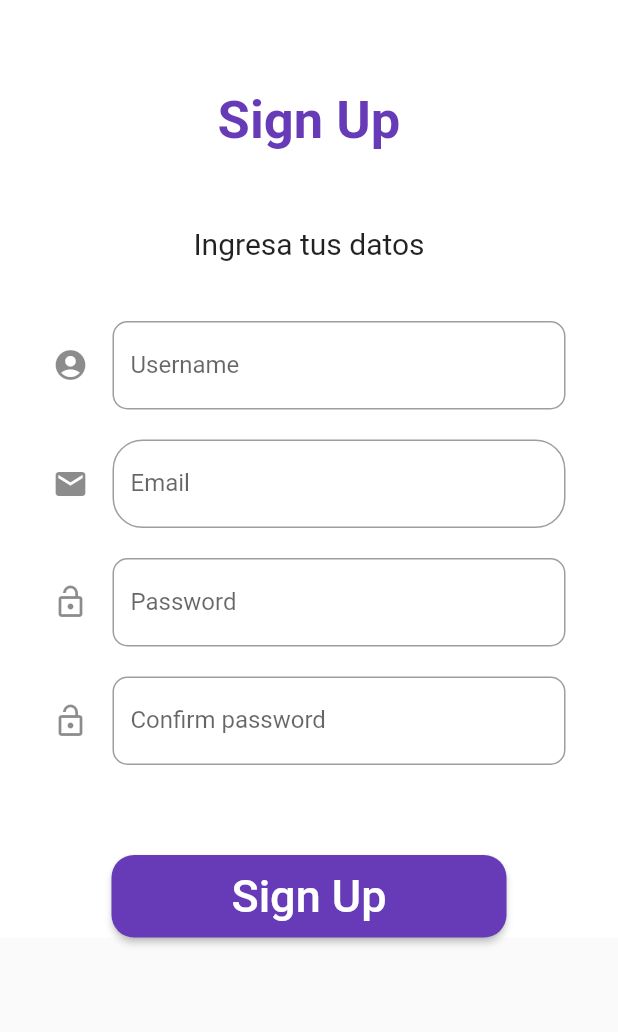
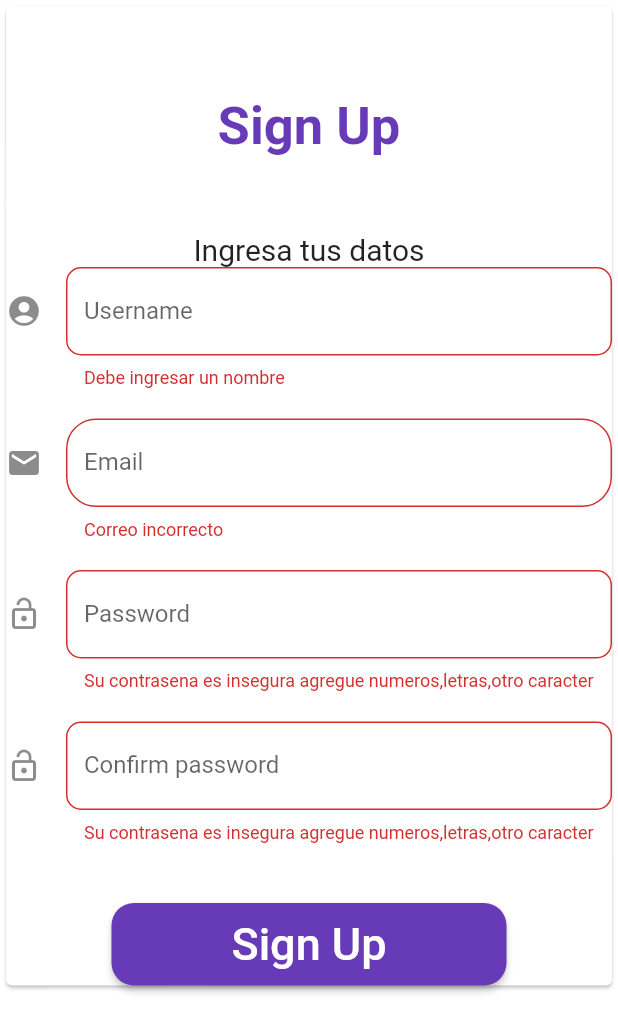
Before and after one commit to JonathanMartinez10/English-eKids, a Flutter app: the SignUpPage screen opened by its route, after a tap on "Sign Up", on a phone screen of 412 x 824 dp. Shown: the top 1032 px of the screen. Run offline on Flutter 3.47's test engine with Material 2 defaults, Android fonts, the phone set to English and light mode, and no system bars; our stand-ins replace sqflite; missing offline and left inert: dart:html; accounts and stored records are empty.

Commit message:
Se agrego codigo para validar los formularios

```diff
--- a/lib/main.dart
+++ b/lib/main.dart
@@ -15,8 +15,8 @@ class MyApp extends StatelessWidget {
       initialRoute: 'welcome_page',
       routes:{
         'welcome_page' : ( _ ) => const WelcomePage(),
-        'login_page'   : ( _ ) => const LoginPage(),
-        'signup_page'  : ( _ ) => const SignUpPage(),
+        'login_page'   : ( _ ) => LoginPage(),
+        'signup_page'  : ( _ ) => SignUpPage(),
         'home_page'    : ( _ ) => const HomePage(),
         'books_page'   : ( _ ) => const BooksPage(),
         'videos_page'  : ( _ ) => const VideosPage(),
--- a/lib/pages/signup_page.dart
+++ b/lib/pages/signup_page.dart
@@ -1,75 +1,62 @@
 import 'dart:html';
 
 import 'package:flutter/material.dart';
+import 'package:english_ekids/connections/startConnection.dart';
+import 'package:english_ekids/entities/StudentDetailsClass.dart';
 
 class SignUpPage extends StatelessWidget {
-  const SignUpPage ({Key? key}) : super(key: key);
+  String name = "";
+  String email = "";
+  String pass = "";
+  String pass2 = "";
+  final GlobalKey<FormState> _formKey = GlobalKey<FormState>();
+  SignUpPage();
+
+  void iniciarSesion() {
+    FormState? _formState = _formKey.currentState;
+
+    if (_formState!.validate()) {
+      _formState.save();
+      print("Correcto");
+      db.initDB();
+    } else {
+      print("No");
+    }
+  }
 
   @override
   Widget build(BuildContext context) {
     return Scaffold(
-      body: SingleChildScrollView(
+      body: Container(
         child: Container(
           color: Colors.white,
           width: double.infinity,
-
-          child: SafeArea(
+          child: ListView(children: <Widget>[
+            Card(
+              child: Container(
+                child: Form(
+                  key: _formKey,
                   child: Column(
-              mainAxisAlignment: MainAxisAlignment.start,
-              children: const[
-                SizedBox(height: 60.0,),
-                Text('Sign Up',style: TextStyle(fontSize: 35,fontWeight: FontWeight.bold,color: Colors.deepPurple),),
-                SizedBox(height: 50.0,),
-                Text('Ingresa tus datos',style: TextStyle(fontSize: 20, fontWeight: FontWeight.w400),),
-
-                _CrearInputs(),
-                SizedBox(height: 40,),
-
-                _BotonSignUp()
-              ],
+                    children: <Widget>[
+                      SizedBox(
+                        height: 60.0,
                       ),
+                      Text(
+                        'Sign Up',
+                        style: TextStyle(
+                            fontSize: 35,
+                            fontWeight: FontWeight.bold,
+                            color: Colors.deepPurple),
                       ),
+                      SizedBox(
+                        height: 50.0,
                       ),
+                      Text(
+                        'Ingresa tus datos',
+                        style: TextStyle(
+                            fontSize: 20, fontWeight: FontWeight.w400),
                       ),
-    );
-  }
-}
-
-class _CrearInputs extends StatelessWidget {
-  const _CrearInputs({
-    Key? key,
-  }) : super(key: key);
-
-  @override
-  Widget build(BuildContext context) {
-    return Container(
-      padding: const EdgeInsets.symmetric(horizontal: 35, vertical: 20),
-      child: Column(
-        crossAxisAlignment: CrossAxisAlignment.start,
-        children: const[
-          SizedBox(height: 20,),
-          _CrearNombre(),
-          SizedBox(height: 20,),
-          _CrearEmail(),
-          SizedBox(height: 20,),
-          _CrearPassword(),
-          SizedBox(height: 20,),
-          _CrearPassword2(),
-        ],
-      ),
-    );
-  }
-}
-
-class _CrearNombre extends StatelessWidget {
-  const _CrearNombre({
-    Key? key,
-  }) : super(key: key);
-
-  @override
-  Widget build(BuildContext context) {
-    return TextField(
-      autofocus: false,
+                      TextFormField(
                         textCapitalization: TextCapitalization.sentences,
                         decoration: InputDecoration(
                           border: OutlineInputBorder(
@@ -79,19 +66,19 @@ class _CrearNombre extends StatelessWidget {
                           hintText: 'Nombre de usuario',
                           icon: const Icon(Icons.account_circle),
                         ),
-      onChanged: (valor){},
-    );
+                        validator: (var valor) {
+                          if (valor != null && valor.length > 4) {
+                            return null;
+                          } else {
+                            return "Debe ingresar un nombre";
                           }
-}
-
-class _CrearEmail extends StatelessWidget {
-  const _CrearEmail({
-    Key? key,
-  }) : super(key: key);
-
-  @override
-  Widget build(BuildContext context) {
-    return TextField(
+                        },
+                        onSaved: (var value) => name = value.toString(),
+                      ),
+                      SizedBox(
+                        height: 20,
+                      ),
+                      TextFormField(
                         keyboardType: TextInputType.emailAddress,
                         decoration: InputDecoration(
                           border: OutlineInputBorder(
@@ -101,19 +88,30 @@ class _CrearEmail extends StatelessWidget {
                           labelText: 'Email',
                           icon: const Icon(Icons.email),
                         ),
-      onChanged: (valor){},
-    );
+                        onChanged: (valor) {},
+                        validator: (var value) {
+                          RegExp emailCorrect = RegExp(
+                              r'[a-zA-Z0-9]*@{1}((gmail)|(hotmail)|(outlook)){1}((\.com)|(\.es)|(\.mx)){1}');
+                          if (emailCorrect.hasMatch((value.toString()))) {
+                            StudentDetail studentDetails =
+                                new StudentDetail.parameters(
+                                    name, value.toString(), pass);
+                            var coincidences = db.searchCoincidence(studentDetails);
+                            if (coincidences) {
+                              return "Ya se uso ese correo para otra cuenta";
+                            } else {
+                              return null;
                             }
+                          } else {
+                            return "Correo incorrecto";
                           }
-
-class _CrearPassword extends StatelessWidget {
-  const _CrearPassword({
-    Key? key,
-  }) : super(key: key);
-
-  @override
-  Widget build(BuildContext context) {
-    return TextField(
+                        },
+                        onSaved: (var value) => email = value.toString(),
+                      ),
+                      SizedBox(
+                        height: 20,
+                      ),
+                      TextFormField(
                         obscureText: true,
                         decoration: InputDecoration(
                           border: OutlineInputBorder(
@@ -123,19 +121,23 @@ class _CrearPassword extends StatelessWidget {
                           labelText: 'Password',
                           icon: const Icon(Icons.lock_open),
                         ),
-      onChanged: (valor){},
-    );
+                        onChanged: (valor) {},
+                        validator: (var value) {
+                          RegExp passCorrect = RegExp(r'[a-zA-Z]|[0-9]+.*');
+                          if (value != null &&
+                              value.length > 9 &&
+                              passCorrect.hasMatch((value.toString()))) {
+                            return null;
+                          } else {
+                            return "Su contrasena es insegura agregue numeros,letras,otro caracter";
                           }
-}
-
-class _CrearPassword2 extends StatelessWidget {
-  const _CrearPassword2({
-    Key? key,
-  }) : super(key: key);
-
-  @override
-  Widget build(BuildContext context) {
-    return TextField(
+                        },
+                        onSaved: (var value) => pass = value.toString(),
+                      ),
+                      SizedBox(
+                        height: 20,
+                      ),
+                      TextFormField(
                         obscureText: true,
                         decoration: InputDecoration(
                           border: OutlineInputBorder(
@@ -145,27 +147,45 @@ class _CrearPassword2 extends StatelessWidget {
                           labelText: 'Confirm password',
                           icon: const Icon(Icons.lock_open),
                         ),
-      onChanged: (valor){},
+                        onChanged: (valor) {},
+                        validator: (var value) {
+                          RegExp passCorrect = RegExp(r'[a-zA-Z]|[0-9]+.*');
+                          if (value != null &&
+                              value.length > 9 &&
+                              passCorrect.hasMatch((value.toString()))) {
+                            return null;
+                          } else {
+                            return "Su contrasena es insegura agregue numeros,letras,otro caracter";
+                          }
+                        },
+                        onSaved: (var value) => pass2 = value.toString(),
+                      ),
+                      SizedBox(
+                        height: 40,
+                      ),
+                      RaisedButton(
+                        shape: RoundedRectangleBorder(
+                            borderRadius: BorderRadius.circular(15)),
+                        padding: const EdgeInsets.symmetric(
+                            horizontal: 80, vertical: 10),
+                        color: Colors.deepPurple,
+                        child: const Text(
+                          'Sign Up',
+                          style: TextStyle(fontSize: 30, color: Colors.white),
+                        ),
+                        onPressed: () {
+                          //verifica so no hay un usuario con coincidencias
+                          iniciarSesion();
+                        },
+                      ),
+                    ],
+                  ),
+                ),
+              ),
+            ),
+          ]),
+        ),
+      ),
     );
   }
 }
-
-class _BotonSignUp extends StatelessWidget {
-  const _BotonSignUp({
-    Key? key,
-  }) : super(key: key);
-
-  @override
-  Widget build(BuildContext context) {
-    return MaterialButton(
-      shape: RoundedRectangleBorder(borderRadius: BorderRadius.circular(15)),
-      padding: const EdgeInsets.symmetric(horizontal: 80, vertical: 10),
-      color: Colors.deepPurple,
-      child: const Text('Sign Up', style: TextStyle(fontSize: 30,color: Colors.white),),
-      onPressed: (){
-        //verifica so no hay un usuario con coincidencias
-        print("Sing up");
-      },
-    );
-  }
-}
```
Also changed, not shown: lib/connections/databaseConn.dart (+20 -11 lines), lib/entities/StudentDetailsClass.dart (+3 -6 lines), lib/pages/login_page.dart (+101 -111 lines). Lines whose indentation alone changed are shown as unchanged.
